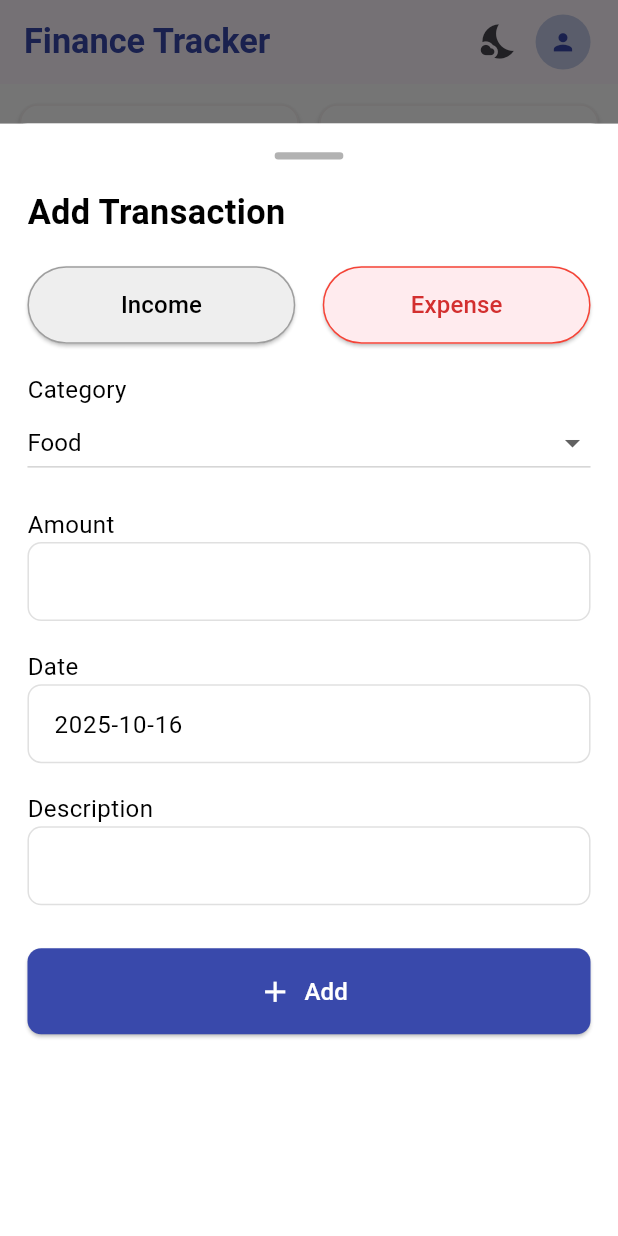
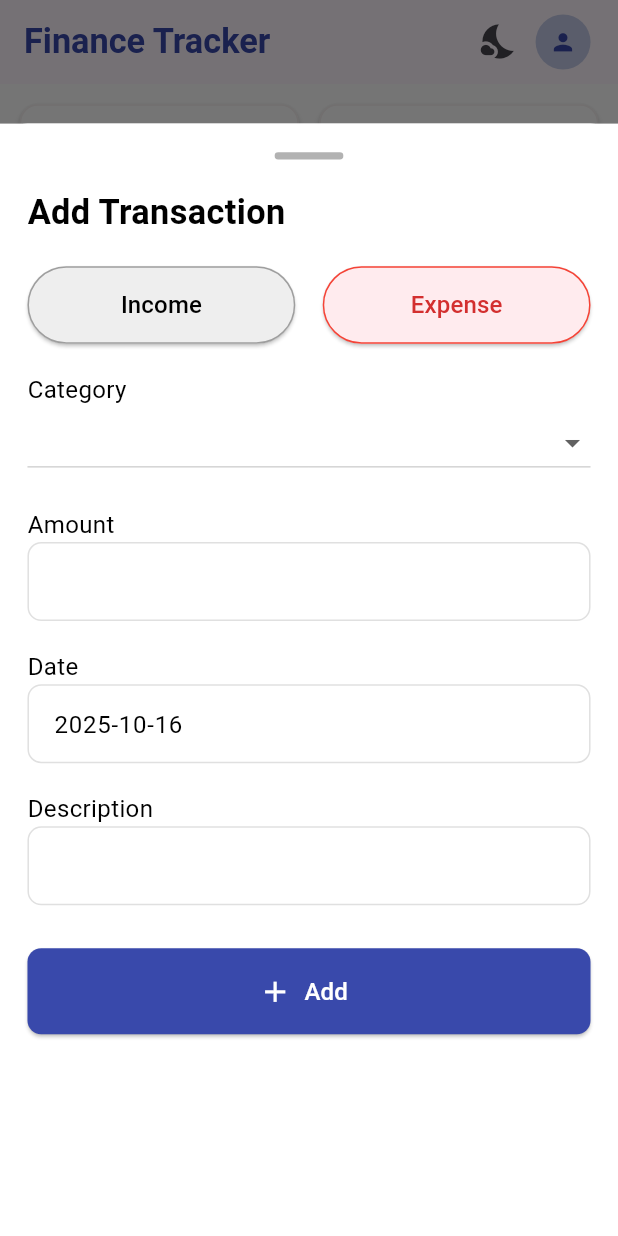
Before and after one commit to fazlucse/personal-accounts, a Flutter app: the screen it shows after launch, after a tap on the "add" icon, on a phone screen of 412 x 824 dp. Run offline on Flutter 3.47's test engine with Material 3 defaults, Android fonts, the phone set to English and light mode, and no system bars; our stand-ins replace csv, file_picker, fl_chart, flutter_bloc, flutter_screenutil, get_it and 3 more; accounts and stored records are empty.

Commit message:
modify comments

```diff
--- a/lib/app/home/data/models/transaction_model.dart
+++ b/lib/app/home/data/models/transaction_model.dart
@@ -4,7 +4,7 @@ class Transaction {
   final String category;
   final double amount;
   final String date;
-  final String description;
+  final String? description;
   final String created_by;
   final String created_at;
 
@@ -14,7 +14,7 @@ class Transaction {
     required this.category,
     required this.amount,
     required this.date,
-    required this.description,
+     this.description,
     String? created_by = 'Unknown',
     String? created_at,
   }) : created_by = created_by ?? 'system',
--- a/lib/app/home/data/repositories/transaction_repository.dart
+++ b/lib/app/home/data/repositories/transaction_repository.dart
@@ -12,7 +12,6 @@ class TransactionRepository {
 
   // Public getter for the database
   Database get database => _database;
-
   Future<void> initDatabase() async {
   final dbPath = await getDatabasesPath();
   await openDatabase(
@@ -85,4 +84,6 @@ class TransactionRepository {
     // Sync to Firestore
     // await _firestore.collection('transactions').doc(transaction.id.toString()).set(transaction.toJson());
   }
+
+
 }
--- a/lib/app/home/presentation/cubits/profile_cubit.dart
+++ b/lib/app/home/presentation/cubits/profile_cubit.dart
@@ -8,8 +8,8 @@ class ProfileCubit extends Cubit<Profile> {
   ProfileCubit(this.repository) : super(Profile(
           name: 'User Name',
           email: 'user@example.com',
-          phone: '',
-          designation: '',
+          phone: '222',
+          designation: 's',
           photoUrl: '',
           currency: 'BDT',
           budget: 40000,
--- a/lib/app/home/presentation/screens/add_transaction_screen.dart
+++ b/lib/app/home/presentation/screens/add_transaction_screen.dart
@@ -2,6 +2,7 @@ import 'package:flutter/material.dart';
 import 'package:flutter_bloc/flutter_bloc.dart';
 import 'package:flutter_screenutil/flutter_screenutil.dart';
 import 'package:intl/intl.dart';
+import 'package:test_app/app/home/presentation/widgets/category_dropdown.dart';
 import '../cubits/transaction_cubit.dart';
 import '../../data/models/transaction_model.dart';
 
@@ -81,16 +82,64 @@ class _AddTransactionForm extends StatefulWidget {
 
 class _AddTransactionFormState extends State<_AddTransactionForm> {
   String type = 'expense';
-  String category = 'food';
+  String? category;
   final TextEditingController amountController = TextEditingController();
   String date = DateFormat('yyyy-MM-dd').format(DateTime.now());
   final TextEditingController descriptionController = TextEditingController();
+   final Map<String, List<String>> categories = {
+    'income': ['Salary', 'Freelance', 'Business', 'Investment', 'Other'],
+    'expense': [
+    'Food',
+    'Groceries',
+    'Fruits',
+    'Dining Out',
+    'Transport',
+    'Fuel',
+    'Bills',
+    'Shopping',
+    'Rent',
+    'Utilities',
+    'Internet',
+    'Phone',
+    'Insurance',
+
+    // ✅ Lifestyle & personal
+    'Health',
+    'Education',
+    'Entertainment',
+    'Subscriptions',
+    'Travel',
+    'Gifts',
+    'Donations',
+    'Pets',
+    'Clothing',
+    'Beauty & Personal Care',
+    'Sports & Fitness',
+
+    // ✅ Financial obligations
+    'Taxes',
+    'Loan Payment',
+    'Credit Card Payment',
+    'Savings Deposit',
+
+    // ✅ Miscellaneous
+    'Maintenance',
+    'Repairs',
+    'Home Supplies',
+    'Electronics',
+    'Stationery',
+    'Childcare',
+    'Others'
+    ],
+  };
 
   @override
   Widget build(BuildContext context) {
     final isTablet = MediaQuery.of(context).size.width > 600;
     final textColor = widget.isDark ? Colors.white : Colors.black;
-    final backgroundColor = widget.isDark ? widget.themeData.scaffoldBackgroundColor : Colors.white;
+    final backgroundColor = widget.isDark
+        ? widget.themeData.scaffoldBackgroundColor
+        : Colors.white;
 
     return Container(
       color: backgroundColor,
@@ -131,12 +180,17 @@ class _AddTransactionFormState extends State<_AddTransactionForm> {
                     onPressed: () {
                       setState(() {
                         type = 'income';
-                        category = 'salary';
                       });
                     },
                     style: ElevatedButton.styleFrom(
-                      backgroundColor: type == 'income' ? Colors.green[50] : (widget.isDark ? Colors.grey[800] : Colors.grey[200]),
-                      side: BorderSide(color: type == 'income' ? Colors.green : Colors.grey),
+                      backgroundColor: type == 'income'
+                          ? Colors.green[50]
+                          : (widget.isDark
+                              ? Colors.grey[800]
+                              : Colors.grey[200]),
+                      side: BorderSide(
+                        color: type == 'income' ? Colors.green : Colors.grey,
+                      ),
                       padding: EdgeInsets.symmetric(vertical: 12.h),
                     ),
                     child: Text(
@@ -154,12 +208,17 @@ class _AddTransactionFormState extends State<_AddTransactionForm> {
                     onPressed: () {
                       setState(() {
                         type = 'expense';
-                        category = 'food';
                       });
                     },
                     style: ElevatedButton.styleFrom(
-                      backgroundColor: type == 'expense' ? Colors.red[50] : (widget.isDark ? Colors.grey[800] : Colors.grey[200]),
-                      side: BorderSide(color: type == 'expense' ? Colors.red : Colors.grey),
+                      backgroundColor: type == 'expense'
+                          ? Colors.red[50]
+                          : (widget.isDark
+                              ? Colors.grey[800]
+                              : Colors.grey[200]),
+                      side: BorderSide(
+                        color: type == 'expense' ? Colors.red : Colors.grey,
+                      ),
                       padding: EdgeInsets.symmetric(vertical: 12.h),
                     ),
                     child: Text(
@@ -181,33 +240,19 @@ class _AddTransactionFormState extends State<_AddTransactionForm> {
                 color: textColor,
               ),
             ),
-            DropdownButton<String>(
+            CategoryDropdown(
               value: category,
               isExpanded: true,
-              dropdownColor: backgroundColor,
-              style: TextStyle(
-                fontSize: isTablet ? 16.sp : 14.sp,
-                color: textColor,
-              ),
+              isTablet: isTablet,
+              type: type,
+              translations: widget.t,
               onChanged: (value) {
                 if (value != null) {
                   setState(() => category = value);
                 }
               },
-              items: (type == 'income'
-                      ? ['salary', 'freelance', 'business', 'investment', 'other']
-                      : ['food', 'transport', 'bills', 'shopping', 'entertainment', 'health', 'education', 'other'])
-                  .map((cat) => DropdownMenuItem(
-                        value: cat,
-                        child: Text(
-                          widget.t[cat]!,
-                          style: TextStyle(
-                            fontSize: isTablet ? 16.sp : 14.sp,
-                            color: textColor,
-                          ),
-                        ),
-                      ))
-                  .toList(),
+              incomeCategories: type == 'income' ? categories[type]! : [],
+              expenseCategories: type == 'expense' ? categories[type]! : [],
             ),
             SizedBox(height: 16.h),
             Text(
@@ -230,9 +275,16 @@ class _AddTransactionFormState extends State<_AddTransactionForm> {
                 ),
                 enabledBorder: OutlineInputBorder(
                   borderRadius: BorderRadius.circular(8.r),
-                  borderSide: BorderSide(color: widget.isDark ? Colors.grey[700]! : Colors.grey[300]!),
+                  borderSide: BorderSide(
+                    color: widget.isDark
+                        ? Colors.grey[700]!
+                        : Colors.grey[300]!,
                   ),
-                contentPadding: EdgeInsets.symmetric(horizontal: 12.w, vertical: 12.h),
+                ),
+                contentPadding: EdgeInsets.symmetric(
+                  horizontal: 12.w,
+                  vertical: 12.h,
+                ),
               ),
             ),
             SizedBox(height: 16.h),
@@ -258,13 +310,17 @@ class _AddTransactionFormState extends State<_AddTransactionForm> {
                   lastDate: DateTime(2100),
                   builder: (context, child) {
                     return Theme(
-                      data: widget.isDark ? ThemeData.dark() : ThemeData.light(),
+                      data: widget.isDark
+                          ? ThemeData.dark()
+                          : ThemeData.light(),
                       child: child!,
                     );
                   },
                 );
                 if (selectedDate != null) {
-                  setState(() => date = DateFormat('yyyy-MM-dd').format(selectedDate));
+                  setState(
+                    () => date = DateFormat('yyyy-MM-dd').format(selectedDate),
+                  );
                 }
               },
               decoration: InputDecoration(
@@ -273,9 +329,16 @@ class _AddTransactionFormState extends State<_AddTransactionForm> {
                 ),
                 enabledBorder: OutlineInputBorder(
                   borderRadius: BorderRadius.circular(8.r),
-                  borderSide: BorderSide(color: widget.isDark ? Colors.grey[700]! : Colors.grey[300]!),
+                  borderSide: BorderSide(
+                    color: widget.isDark
+                        ? Colors.grey[700]!
+                        : Colors.grey[300]!,
                   ),
-                contentPadding: EdgeInsets.symmetric(horizontal: 12.w, vertical: 12.h),
+                ),
+                contentPadding: EdgeInsets.symmetric(
+                  horizontal: 12.w,
+                  vertical: 12.h,
+                ),
               ),
             ),
             SizedBox(height: 16.h),
@@ -298,21 +361,28 @@ class _AddTransactionFormState extends State<_AddTransactionForm> {
                 ),
                 enabledBorder: OutlineInputBorder(
                   borderRadius: BorderRadius.circular(8.r),
-                  borderSide: BorderSide(color: widget.isDark ? Colors.grey[700]! : Colors.grey[300]!),
+                  borderSide: BorderSide(
+                    color: widget.isDark
+                        ? Colors.grey[700]!
+                        : Colors.grey[300]!,
                   ),
-                contentPadding: EdgeInsets.symmetric(horizontal: 12.w, vertical: 12.h),
+                ),
+                contentPadding: EdgeInsets.symmetric(
+                  horizontal: 12.w,
+                  vertical: 12.h,
+                ),
               ),
             ),
             SizedBox(height: 24.h),
             ElevatedButton.icon(
               onPressed: () {
                 final amount = double.tryParse(amountController.text);
-                if (amount != null && descriptionController.text.isNotEmpty) {
+                if (amount != null && descriptionController.text.isNotEmpty && category != null) {
                   context.read<TransactionCubit>().addTransaction(
                     Transaction(
                       id: DateTime.now().millisecondsSinceEpoch,
                       type: type,
-                          category: category,
+                      category: category!,
                       amount: amount,
                       date: date,
                       description: descriptionController.text,
@@ -324,7 +394,11 @@ class _AddTransactionFormState extends State<_AddTransactionForm> {
                   );
                 } else {
                   ScaffoldMessenger.of(context).showSnackBar(
-                    SnackBar(content: Text('Please enter valid amount and description')),
+                    SnackBar(
+                      content: Text(
+                        'Please enter valid amount, description, and select a category',
+                      ),
+                    ),
                   );
                 }
               },
--- /dev/null
+++ b/lib/app/home/presentation/widgets/category_dropdown.dart
@@ -0,0 +1,54 @@
+import 'package:flutter/material.dart';
+import 'package:flutter_screenutil/flutter_screenutil.dart';
+
+class CategoryDropdown extends StatelessWidget {
+  final String? value;
+  final bool isExpanded;
+  final bool isTablet;
+  final String type;
+  final Map<String, String> translations;
+  final Function(String?) onChanged;
+  final List<String> incomeCategories;
+  final List<String> expenseCategories;
+
+  const CategoryDropdown({
+    super.key,
+    required this.value,
+    this.isExpanded = true,
+    required this.isTablet,
+    required this.type,
+    required this.translations,
+    required this.onChanged,
+    required this.incomeCategories ,
+    required this.expenseCategories
+  });
+
+  @override
+  Widget build(BuildContext context) {
+    final theme = Theme.of(context);
+    final textTheme = theme.textTheme;
+
+    return DropdownButton<String>(
+      value: value,
+      isExpanded: isExpanded,
+      dropdownColor: theme.cardColor, // Use theme's cardColor for dropdown background
+      style: textTheme.bodyMedium?.copyWith(
+        fontSize: isTablet ? 16.sp : 14.sp,
+        color: theme.textTheme.bodyMedium?.color ?? theme.colorScheme.onSurface,
+      ),
+      onChanged: onChanged,
+      items: (type == 'income' ? incomeCategories : expenseCategories)
+          .map((cat) => DropdownMenuItem(
+                value: cat,
+                child: Text(
+                  translations[cat] ?? cat,
+                  style: textTheme.bodyMedium?.copyWith(
+                    fontSize: isTablet ? 16.sp : 14.sp,
+                    color: theme.textTheme.bodyMedium?.color ?? theme.colorScheme.onSurface,
+                  ),
+                ),
+              ))
+          .toList(),
+    );
+  }
+}
--- a/lib/app/home/presentation/widgets/recent_transactions_table.dart
+++ b/lib/app/home/presentation/widgets/recent_transactions_table.dart
@@ -10,7 +10,7 @@ Widget buildRecentTransactionsTable(
   bool isDark,
   ThemeData themeData,
 ) {
-  final recent = transactions.take(5).toList().reversed.toList();
+  final recent = transactions.take(50).toList().reversed.toList();
 
   return Column(
     children: recent.map((transaction) {
@@ -46,7 +46,7 @@ Widget buildRecentTransactionsTable(
                   children: [
                     // Description
                     Text(
-                      transaction.description,
+                      transaction.description ?? "No description",
                       style: TextStyle(
                         fontSize: 14.sp,
                         fontWeight: FontWeight.w600,
@@ -88,7 +88,7 @@ Widget buildRecentTransactionsTable(
                 crossAxisAlignment: CrossAxisAlignment.end,
                 children: [
                   Text(
-                    '${profile.currency}',
+                    'BDT',
                     style: TextStyle(
                       fontSize: 11.sp,
                       color: transaction.type == 'income' ? Colors.green : Colors.red,
```
Lines whose indentation alone changed are shown as unchanged.
